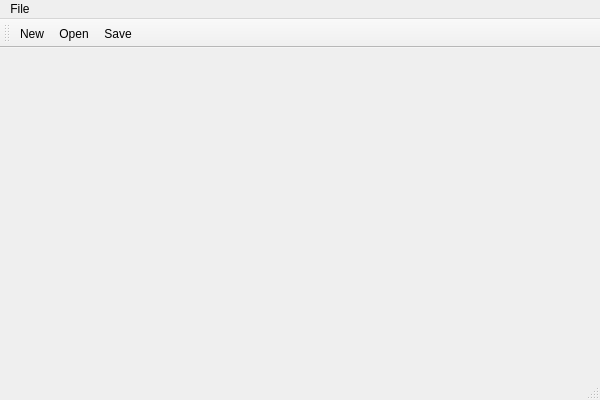
Qt form tools/editor/form/main_window.ui (zhuyinhai/sml) before a commit.
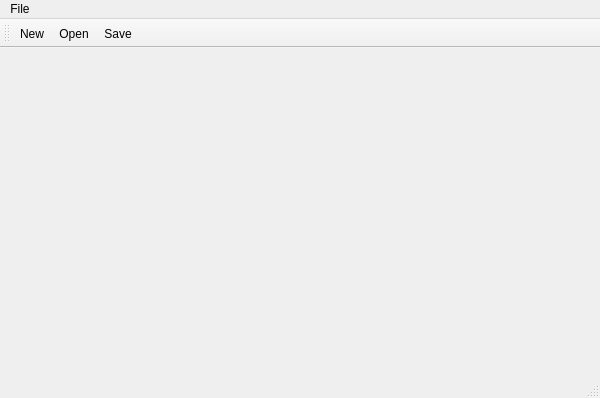
The same form after that commit.

Patch:
```diff
--- a/tools/editor/form/main_window.ui
+++ b/tools/editor/form/main_window.ui
@@ -7,7 +7,7 @@
     <x>0</x>
     <y>0</y>
     <width>600</width>
-    <height>400</height>
+    <height>398</height>
    </rect>
   </property>
   <property name="windowTitle">
```
Left out of the diff: 6 changed lines with no effect on the pictures.
